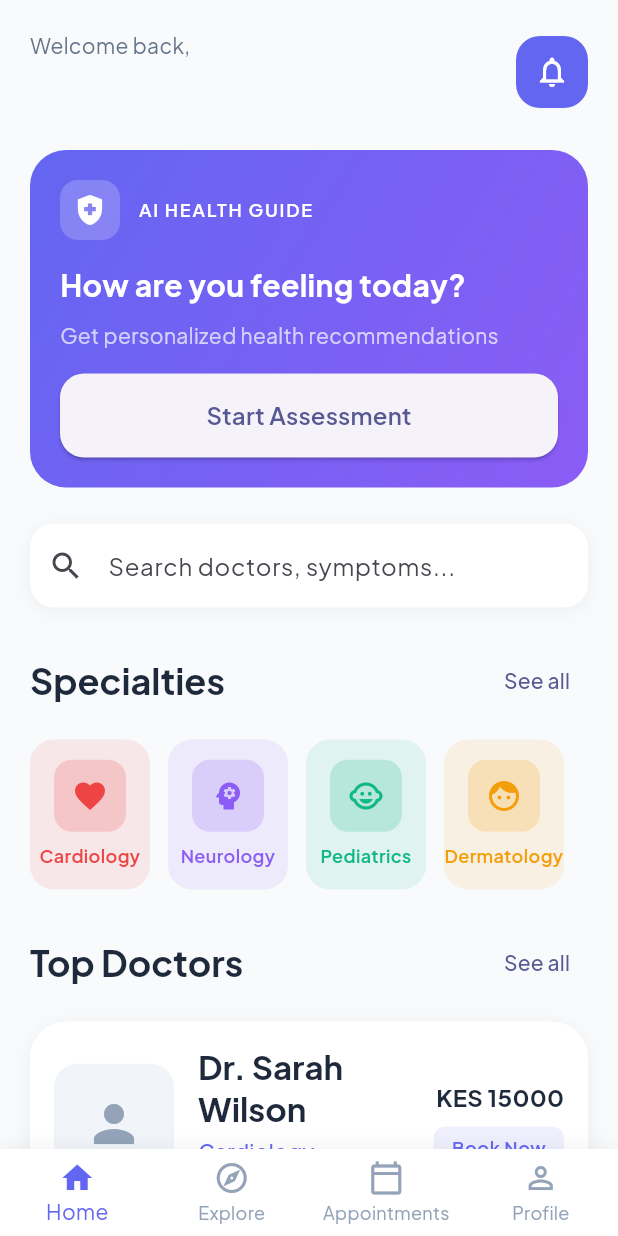
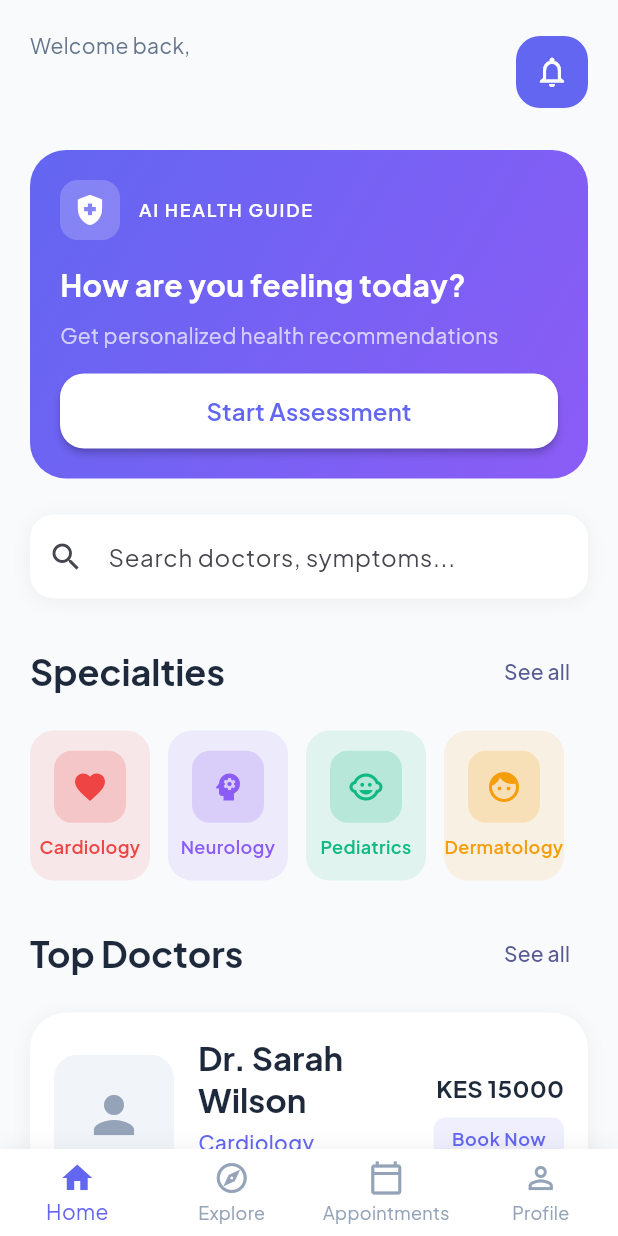
Before and after one commit to Paulah-linah/Healthcare-App, a Flutter app: the HomeScreen screen opened directly, on a phone screen of 412 x 824 dp. Run offline on Flutter 3.47's test engine with Material 3 defaults, Android fonts, the phone set to English and light mode, and no system bars; drawn by our look-alikes of cached_network_image; our stand-ins replace flutter_staggered_animations, google_fonts, shared_preferences; accounts and stored records are empty; network calls fail.

Commit message:
Replace CustomButton with visible ElevatedButton

```diff
--- a/lib/screens/home_screen.dart
+++ b/lib/screens/home_screen.dart
@@ -188,8 +188,10 @@ class _HomeScreenState extends State<HomeScreen> {
                         ),
                       ),
                       const SizedBox(height: 16),
-                      CustomButton(
-                        text: 'Start Assessment',
+                      SizedBox(
+                        width: double.infinity,
+                        height: 50,
+                        child: ElevatedButton(
                           onPressed: () {
                             Navigator.of(context).push(
                               MaterialPageRoute(
@@ -197,7 +199,22 @@ class _HomeScreenState extends State<HomeScreen> {
                               ),
                             );
                           },
-                        width: double.infinity,
+                          style: ElevatedButton.styleFrom(
+                            backgroundColor: Colors.white,
+                            foregroundColor: const Color(0xFF6366F1),
+                            elevation: 2,
+                            shape: RoundedRectangleBorder(
+                              borderRadius: BorderRadius.circular(16),
+                            ),
+                          ),
+                          child: const Text(
+                            'Start Assessment',
+                            style: TextStyle(
+                              fontSize: 16,
+                              fontWeight: FontWeight.w600,
+                            ),
+                          ),
+                        ),
                       ),
                     ],
                   ),
```
Also changed, not shown: 3 other files. Lines whose indentation alone changed are shown as unchanged.
